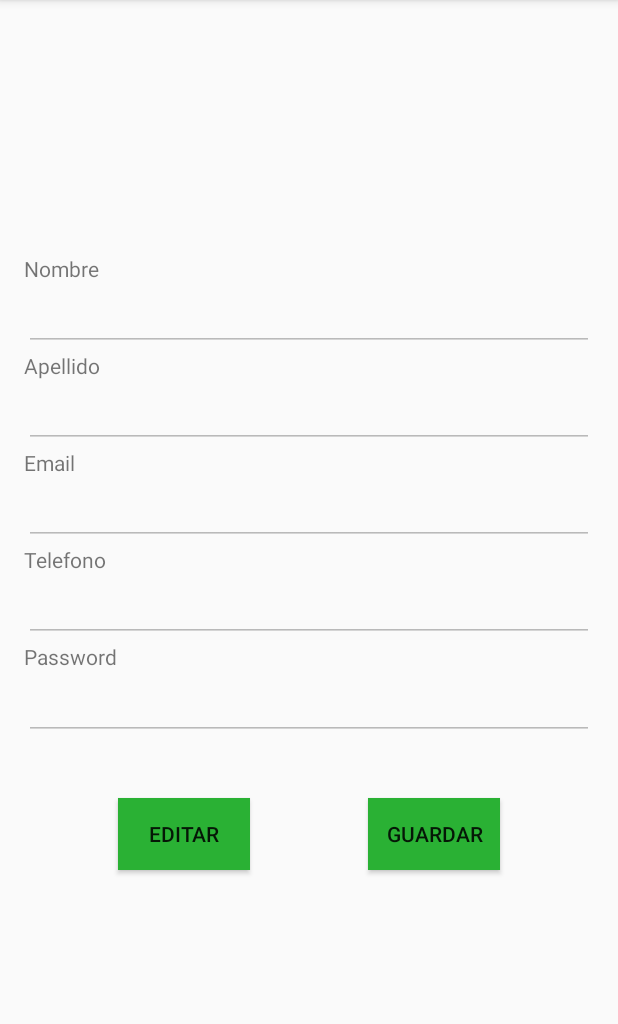
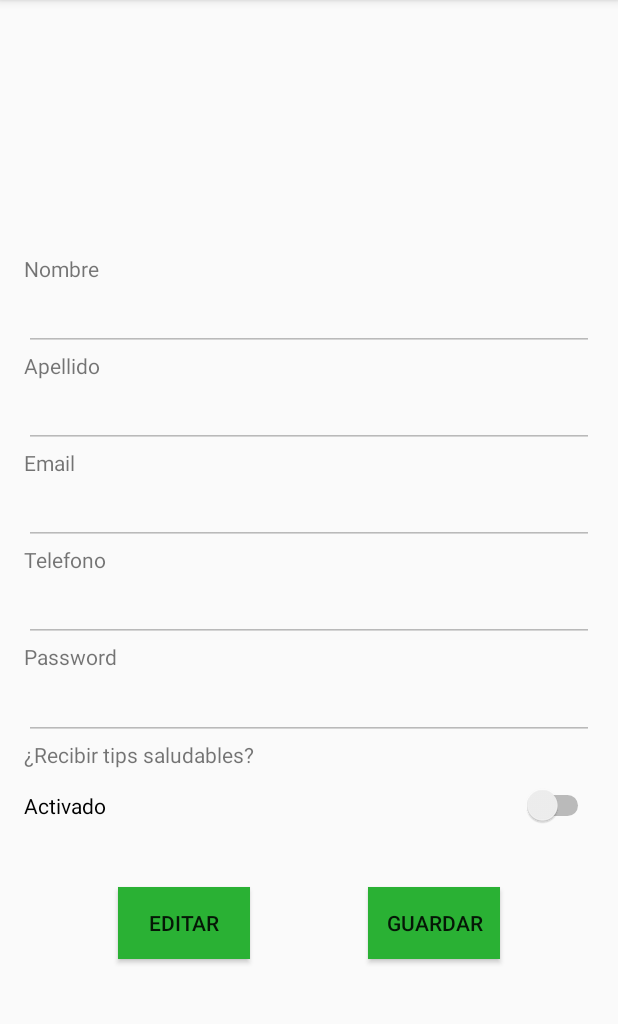
Before and after one commit to BidartMG/HealthyFood, an Android app: the MisDatosFragment screen opened through its navigation route, on a phone screen of 412 x 824 dp, the part 84-1108 px from its top. Run offline under Robolectric (Android 15) with nearby library versions, the phone set to English and light mode, and no system bars; our stand-ins replace Firebase (no records; nobody signed in at launch, a user with empty details on screens opened directly); 7 statements that could not run were skipped.

Commit message:
boton de recibir tips

```diff
--- a/app/src/main/java/com/ort/healthyfoods/fragments/ComidasRealizadasFragment.kt
+++ b/app/src/main/java/com/ort/healthyfoods/fragments/ComidasRealizadasFragment.kt
@@ -17,10 +17,6 @@ import com.ort.healthyfoods.R
 import com.ort.healthyfoods.adapters.FoodListAdapter
 import com.ort.healthyfoods.entities.Food
 
-// TODO: Rename parameter arguments, choose names that match
-// the fragment initialization parameters, e.g. ARG_ITEM_NUMBER
-private const val ARG_PARAM1 = "param1"
-private const val ARG_PARAM2 = "param2"
 
 class ComidasRealizadasFragment : Fragment() {
 
--- a/app/src/main/res/layout/mis_datos_fragment.xml
+++ b/app/src/main/res/layout/mis_datos_fragment.xml
@@ -10,16 +10,17 @@
     <LinearLayout
         android:id="@+id/contenedor"
         android:layout_width="match_parent"
-        android:layout_height="330dp"
+        android:layout_height="400dp"
         android:layout_marginStart="16dp"
         android:layout_marginEnd="16dp"
-        android:layout_marginBottom="100dp"
         android:elevation="12dp"
         android:orientation="vertical"
         app:layout_constraintBottom_toBottomOf="parent"
         app:layout_constraintEnd_toEndOf="parent"
+        app:layout_constraintHorizontal_bias="0.0"
         app:layout_constraintStart_toStartOf="parent"
-        app:layout_constraintTop_toTopOf="parent">
+        app:layout_constraintTop_toTopOf="parent"
+        app:layout_constraintVertical_bias="0.461">
 
         <TextView
             android:layout_width="wrap_content"
@@ -82,6 +83,20 @@
             android:ems="10"
             android:inputType="textPassword" />
 
+        <TextView
+            android:id="@+id/textView"
+            android:layout_width="match_parent"
+            android:layout_height="30dp"
+            android:labelFor="@id/switch1"
+            android:text="¿Recibir tips saludables?" />
+
+        <Switch
+            android:id="@+id/switch1"
+            android:layout_width="match_parent"
+            android:layout_height="wrap_content"
+            android:enabled="true"
+            android:text="Activado" />
+
     </LinearLayout>
 
     <Button
@@ -107,4 +122,5 @@
         app:layout_constraintStart_toStartOf="parent"
         app:layout_constraintTop_toBottomOf="@+id/contenedor"
         app:layout_constraintVertical_bias="0.148" />
+
 </androidx.constraintlayout.widget.ConstraintLayout>
```
